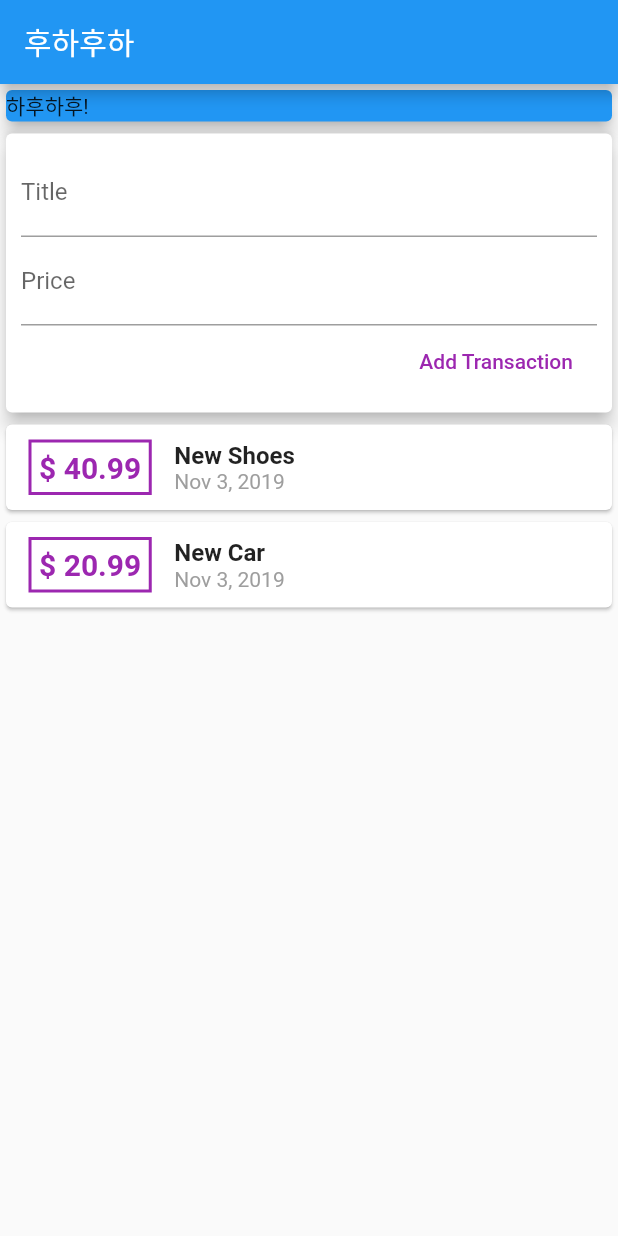
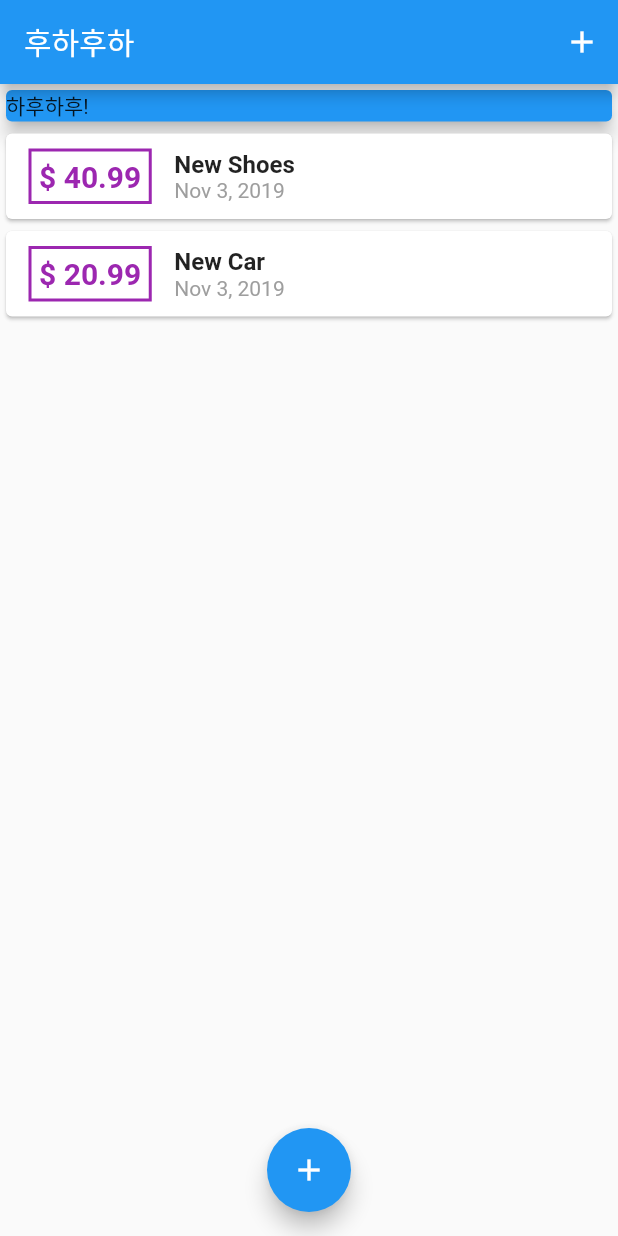
Before and after one commit to Jeff-EunKee-Kim/expense_app, a Flutter app: the screen it shows after launch, on a phone screen of 412 x 824 dp. Run offline on Flutter 3.47's test engine with Material 2 defaults, Android fonts, the phone set to English and light mode, and no system bars.

Commit message:
now can add transactions with list view

```diff
--- a/lib/main.dart
+++ b/lib/main.dart
@@ -1,4 +1,4 @@
-import 'package:expense_app/widgets/user_transactions.dart';
+// import 'package:expense_app/widgets/user_transactions.dart';
 import 'package:flutter/material.dart';
 import './models/transaction.dart';
 import './widgets/transaction_list.dart';
@@ -10,6 +10,7 @@ class MyApp extends StatelessWidget {
   @override
   Widget build(BuildContext context) {
     return MaterialApp(
+      debugShowCheckedModeBanner: false,
       title: 'Expense App',
       theme: ThemeData(
         primarySwatch: Colors.blue,
@@ -19,18 +20,64 @@ class MyApp extends StatelessWidget {
   }
 }
 
-class MyHomePage extends StatelessWidget {
+class MyHomePage extends StatefulWidget {
+  @override
+  _MyHomePageState createState() => _MyHomePageState();
+}
+
+class _MyHomePageState extends State<MyHomePage> {
   final List<Transaction> transactions = [];
 
-  // String titleInput;
-  // String amountInput;
-  final titleController = TextEditingController();
-  final amountController = TextEditingController();
+  final List<Transaction> _userTransactions = [
+    Transaction(
+      id: "t1",
+      title: "New Shoes",
+      amount: 40.99,
+      date: DateTime.now(),
+    ),
+    Transaction(
+      id: "t2",
+      title: "New Car",
+      amount: 20.99,
+      date: DateTime.now(),
+    ),
+  ];
+
+  void _addNewTransactions(String title, double amount) {
+    final newTransaction = Transaction(
+      title: title,
+      amount: amount,
+      date: DateTime.now(),
+      id: DateTime.now().toString(),
+    );
+
+    setState(() {
+      _userTransactions.add(newTransaction);
+    });
+  }
+
+  void _startAddNewTransaction(BuildContext ctx) {
+    showModalBottomSheet(
+      context: ctx,
+      builder: (_) {
+        return NewTransaction(_addNewTransactions);
+      },
+    );
+  }
+
   @override
   Widget build(BuildContext context) {
     return Scaffold(
       appBar: AppBar(
         title: Text('후하후하'),
+        actions: <Widget>[
+          IconButton(
+            icon: Icon(
+              Icons.add,
+            ),
+            onPressed: () => _startAddNewTransaction(context),
+          ),
+        ],
       ),
       body: SingleChildScrollView(
         child: Column(
@@ -45,9 +92,14 @@ class MyHomePage extends StatelessWidget {
                 elevation: 5,
               ),
             ),
-            UserTransactions(),
+            TransactionList(_userTransactions),
           ],
         ),
+      ),
+      floatingActionButtonLocation: FloatingActionButtonLocation.centerFloat,
+      floatingActionButton: FloatingActionButton(
+        child: Icon(Icons.add),
+        onPressed: () => _startAddNewTransaction(context),
       ),
     );
   }
--- a/lib/widgets/transaction_list.dart
+++ b/lib/widgets/transaction_list.dart
@@ -9,9 +9,10 @@ class TransactionList extends StatelessWidget {
 
   @override
   Widget build(BuildContext context) {
-
-    return Column(
-            children: transactions.map((trans) {
+    return Container(
+      height: 400,
+      child: ListView.builder(
+        itemBuilder: (ctx, index) {
           return Card(
             child: Row(
               mainAxisAlignment: MainAxisAlignment.start,
@@ -29,7 +30,7 @@ class TransactionList extends StatelessWidget {
                   ),
                   padding: EdgeInsets.all(5),
                   child: Text(
-                        "\$ ${trans.amount}",
+                    "\$ ${transactions[index].amount.toStringAsFixed(2)}",
                     style: TextStyle(
                       fontWeight: FontWeight.bold,
                       fontSize: 20,
@@ -41,13 +42,13 @@ class TransactionList extends StatelessWidget {
                     crossAxisAlignment: CrossAxisAlignment.start,
                     children: <Widget>[
                       Text(
-                            trans.title,
+                        transactions[index].title,
                         style: TextStyle(
                           fontSize: 16,
                           fontWeight: FontWeight.bold,
                         ),
                       ),
-                          Text(DateFormat.yMMMd().format(trans.date),
+                      Text(DateFormat.yMMMd().format(transactions[index].date),
                           style: TextStyle(
                             color: Colors.grey,
                           )),
@@ -55,7 +56,9 @@ class TransactionList extends StatelessWidget {
               ],
             ),
           );
-            }).toList(),
+        },
+        itemCount: transactions.length,
+      ),
     );
   }
 }
--- a/lib/widgets/user_transactions.dart
+++ b/lib/widgets/user_transactions.dart
@@ -10,40 +10,12 @@ class UserTransactions extends StatefulWidget {
 }
 
 class _UserTransactionsState extends State<UserTransactions> {
-  final List<Transaction> _userTransactions = [
-    Transaction(
-      id: "t1",
-      title: "New Shoes",
-      amount: 40.99,
-      date: DateTime.now(),
-    ),
-    Transaction(
-      id: "t2",
-      title: "New Car",
-      amount: 20.99,
-      date: DateTime.now(),
-    ),
-  ];
-
-  void _addNewTransactions(String title, double amount) {
-    final newTransaction = Transaction(
-      title: title,
-      amount: amount,
-      date: DateTime.now(),
-      id: DateTime.now().toString(),
-    );
-
-    setState(() {
-      _userTransactions.add(newTransaction);
-    });
-  }
 
   @override
   Widget build(BuildContext context) {
     return Column(
       children: <Widget>[
         NewTransaction(_addNewTransactions),
-        TransactionList(_userTransactions),
       ],
     );
   }
```
Also changed, not shown: lib/widgets/new_transaction.dart (+26 -8 lines). Lines whose indentation alone changed are shown as unchanged.
